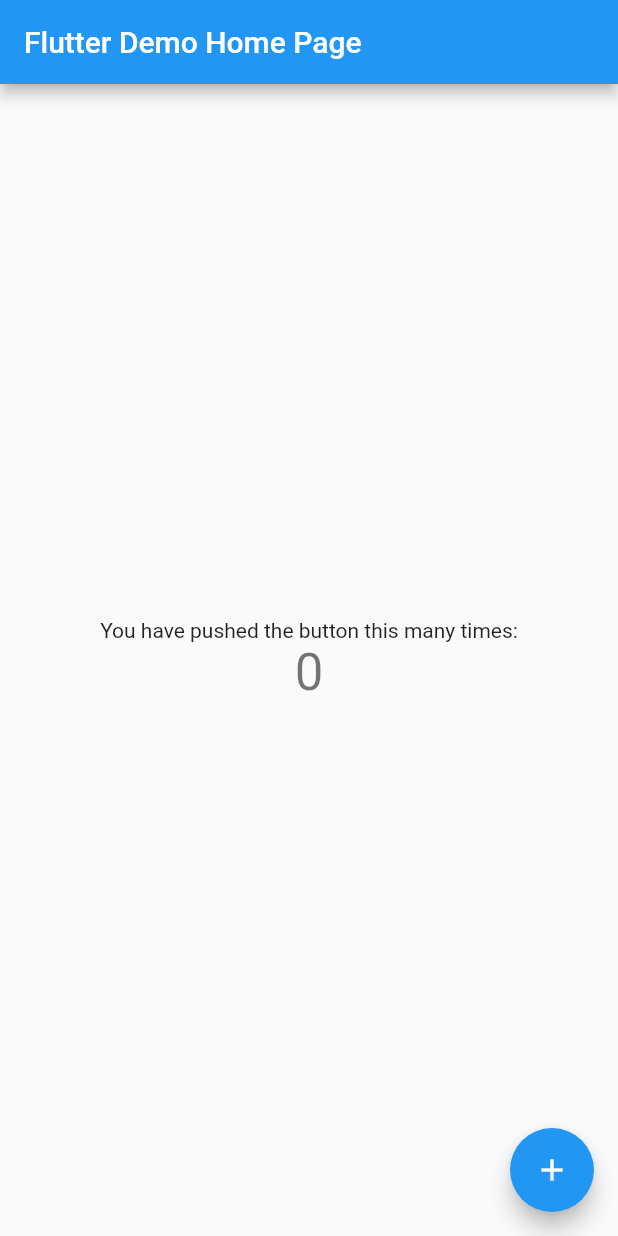
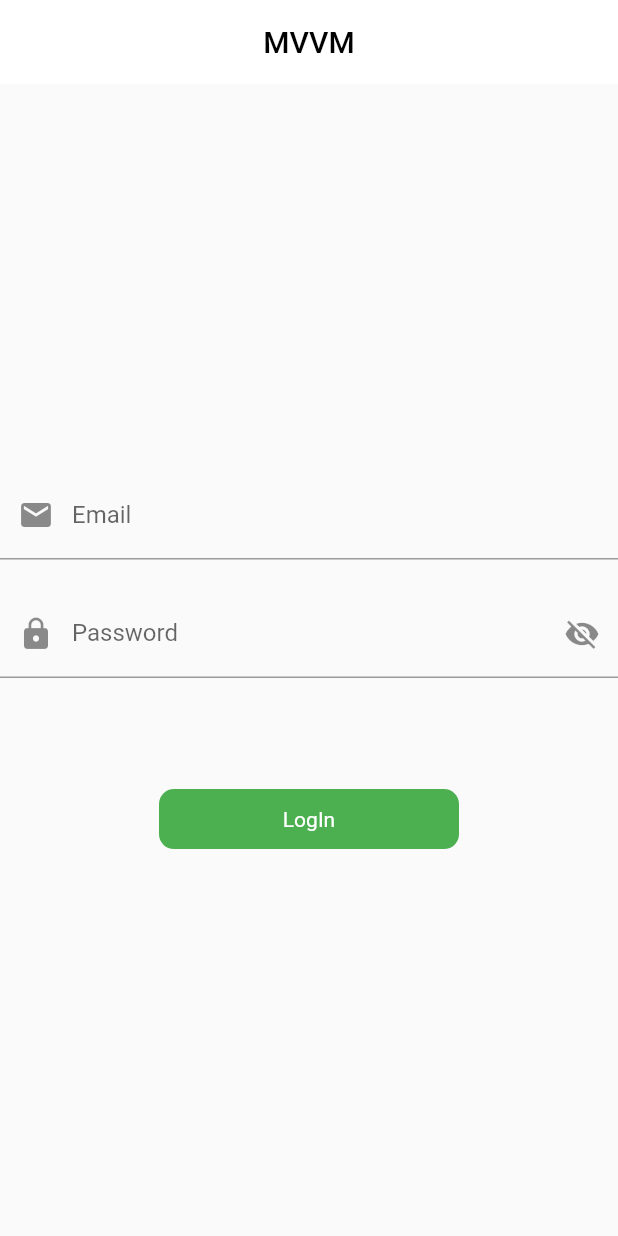
Before and after one commit to syedwaleednawaz000/mvvm_pattern_using_provider, a Flutter app: the screen it shows after launch, on a phone screen of 412 x 824 dp. Run offline on Flutter 3.47's test engine with Material 2 defaults, Android fonts, the phone set to English and light mode, and no system bars; our stand-ins replace another_flushbar, fluttertoast, get.

Commit message:
login successfully added

```diff
--- /dev/null
+++ b/lib/data/network/BaseApiServices.dart
@@ -0,0 +1,4 @@
+abstract class BaseApiServices{
+  Future<dynamic> getGetApiResponse(String url);
+  Future<dynamic> getPostApiResponse(String url,dynamic data);
+}
--- /dev/null
+++ b/lib/data/response/status.dart
@@ -0,0 +1 @@
+enum Status{LAODING,COMPLETED,ERROR}
--- a/lib/main.dart
+++ b/lib/main.dart
@@ -1,4 +1,9 @@
 import 'package:flutter/material.dart';
+import 'package:get/get.dart';
+import 'package:mvvm_pattren/utils/routes/routes.dart';
+import 'package:mvvm_pattren/utils/routes/routes_name.dart';
+import 'package:mvvm_pattren/view_model/auth_view_model.dart';
+import 'package:provider/provider.dart';
 
 void main() {
   runApp(const MyApp());
@@ -7,109 +12,17 @@ void main() {
 class MyApp extends StatelessWidget {
   const MyApp({Key? key}) : super(key: key);
 
-  // This widget is the root of your application.
   @override
   Widget build(BuildContext context) {
-    return MaterialApp(
-      title: 'Flutter Demo',
-      theme: ThemeData(
-        // This is the theme of your application.
-        //
-        // Try running your application with "flutter run". You'll see the
-        // application has a blue toolbar. Then, without quitting the app, try
-        // changing the primarySwatch below to Colors.green and then invoke
-        // "hot reload" (press "r" in the console where you ran "flutter run",
-        // or simply save your changes to "hot reload" in a Flutter IDE).
-        // Notice that the counter didn't reset back to zero; the application
-        // is not restarted.
-        primarySwatch: Colors.blue,
+    return MultiProvider(
+      providers: [
+        ChangeNotifierProvider(create: (_) => AuthViewModel()),
+      ],
+      child: const GetMaterialApp(
+        title: "MVVM",
+        initialRoute: RoutesName.login,
+        onGenerateRoute: Routes.generateRout,
       ),
-      home: const MyHomePage(title: 'Flutter Demo Home Page'),
     );
   }
 }
-
-class MyHomePage extends StatefulWidget {
-  const MyHomePage({Key? key, required this.title}) : super(key: key);
-
-  // This widget is the home page of your application. It is stateful, meaning
-  // that it has a State object (defined below) that contains fields that affect
-  // how it looks.
-
-  // This class is the configuration for the state. It holds the values (in this
-  // case the title) provided by the parent (in this case the App widget) and
-  // used by the build method of the State. Fields in a Widget subclass are
-  // always marked "final".
-
-  final String title;
-
-  @override
-  State<MyHomePage> createState() => _MyHomePageState();
-}
-
-class _MyHomePageState extends State<MyHomePage> {
-  int _counter = 0;
-
-  void _incrementCounter() {
-    setState(() {
-      // This call to setState tells the Flutter framework that something has
-      // changed in this State, which causes it to rerun the build method below
-      // so that the display can reflect the updated values. If we changed
-      // _counter without calling setState(), then the build method would not be
-      // called again, and so nothing would appear to happen.
-      _counter++;
-    });
-  }
-
-  @override
-  Widget build(BuildContext context) {
-    // This method is rerun every time setState is called, for instance as done
-    // by the _incrementCounter method above.
-    //
-    // The Flutter framework has been optimized to make rerunning build methods
-    // fast, so that you can just rebuild anything that needs updating rather
-    // than having to individually change instances of widgets.
-    return Scaffold(
-      appBar: AppBar(
-        // Here we take the value from the MyHomePage object that was created by
-        // the App.build method, and use it to set our appbar title.
-        title: Text(widget.title),
-      ),
-      body: Center(
-        // Center is a layout widget. It takes a single child and positions it
-        // in the middle of the parent.
-        child: Column(
-          // Column is also a layout widget. It takes a list of children and
-          // arranges them vertically. By default, it sizes itself to fit its
-          // children horizontally, and tries to be as tall as its parent.
-          //
-          // Invoke "debug painting" (press "p" in the console, choose the
-          // "Toggle Debug Paint" action from the Flutter Inspector in Android
-          // Studio, or the "Toggle Debug Paint" command in Visual Studio Code)
-          // to see the wireframe for each widget.
-          //
-          // Column has various properties to control how it sizes itself and
-          // how it positions its children. Here we use mainAxisAlignment to
-          // center the children vertically; the main axis here is the vertical
-          // axis because Columns are vertical (the cross axis would be
-          // horizontal).
-          mainAxisAlignment: MainAxisAlignment.center,
-          children: <Widget>[
-            const Text(
-              'You have pushed the button this many times:',
-            ),
-            Text(
-              '$_counter',
-              style: Theme.of(context).textTheme.headline4,
-            ),
-          ],
-        ),
-      ),
-      floatingActionButton: FloatingActionButton(
-        onPressed: _incrementCounter,
-        tooltip: 'Increment',
-        child: const Icon(Icons.add),
-      ), // This trailing comma makes auto-formatting nicer for build methods.
-    );
-  }
-}
--- /dev/null
+++ b/lib/res/colors/colors.dart
@@ -0,0 +1,7 @@
+import 'package:flutter/material.dart';
+
+class AppColors{
+  static const Color blackColor = Color(0xFF000000);
+  static const Color whiteColor = Color(0xFFFFFFFF);
+  static const Color buttonColor = Colors.green;
+}
--- /dev/null
+++ b/lib/res/components/round_button.dart
@@ -0,0 +1,29 @@
+import 'package:flutter/material.dart';
+import 'package:mvvm_pattren/res/colors/colors.dart';
+
+class RoundButton extends StatelessWidget {
+  final String title;
+  final bool loading;
+  final VoidCallback onPress;
+
+  RoundButton(
+      {required this.title, this.loading = false, required this.onPress});
+
+  @override
+  Widget build(BuildContext context) {
+    return GestureDetector(
+      onTap: onPress,
+      child: Container(
+        height: 40,
+        width: 200,
+        decoration: BoxDecoration(
+          color: AppColors.buttonColor,
+          borderRadius: BorderRadius.circular(10),
+        ),
+        child: Center(
+          child: loading ? CircularProgressIndicator():Text("LogIn",style: TextStyle(color: AppColors.whiteColor),),
+        ),
+      ),
+    );
+  }
+}
--- /dev/null
+++ b/lib/utils/app_url.dart
@@ -0,0 +1,5 @@
+class AppUrl {
+  static String baseUrl = "https://reqres.in";
+  static String logInUrl = baseUrl+"/api/login";
+  static String registrationUrl = baseUrl + "/api/register";
+}
--- /dev/null
+++ b/lib/utils/routes/routes.dart
@@ -0,0 +1,30 @@
+import 'package:flutter/cupertino.dart';
+import 'package:flutter/material.dart';
+import 'package:get/get.dart';
+import 'package:mvvm_pattren/utils/routes/routes_name.dart';
+import 'package:mvvm_pattren/view/home_screen.dart';
+
+import '../../view/login_screen.dart';
+
+class Routes {
+  static Route<dynamic> generateRout(RouteSettings settings) {
+    switch (settings.name) {
+      case RoutesName.login:
+        return MaterialPageRoute(
+            builder: (BuildContext context) => const LogInScreen());
+      case RoutesName.home:
+        return MaterialPageRoute(
+            builder: (BuildContext context) => const HomeScreen());
+      default:
+        return MaterialPageRoute(builder: (_) {
+          return Scaffold(
+            body: Container(
+              child: const Center(
+                child: Text("no rout found"),
+              ),
+            ),
+          );
+        });
+    }
+  }
+}
--- /dev/null
+++ b/lib/utils/routes/routes_name.dart
@@ -0,0 +1,4 @@
+class RoutesName{
+  static const String login = "login_screen";
+  static const String home = "home_screen";
+}
--- /dev/null
+++ b/lib/view/login_screen.dart
@@ -0,0 +1,136 @@
+import 'package:flutter/foundation.dart';
+import 'package:flutter/material.dart';
+import 'package:mvvm_pattren/res/components/round_button.dart';
+import 'package:mvvm_pattren/utils/routes/routes.dart';
+import 'package:mvvm_pattren/utils/utils.dart';
+import 'package:mvvm_pattren/view_model/auth_view_model.dart';
+import 'package:provider/provider.dart';
+
+import '../utils/routes/routes_name.dart';
+
+class LogInScreen extends StatefulWidget {
+  const LogInScreen({Key? key}) : super(key: key);
+
+  @override
+  State<LogInScreen> createState() => _LogInScreenState();
+}
+
+class _LogInScreenState extends State<LogInScreen> {
+  TextEditingController emailController = TextEditingController();
+  TextEditingController passwordController = TextEditingController();
+  FocusNode emailFocusNode = FocusNode();
+  FocusNode passwordFocusNode = FocusNode();
+  final ValueNotifier<bool> _obsecurPassword = ValueNotifier<bool>(true);
+
+  @override
+  void dispose() {
+    emailController.dispose();
+    emailFocusNode.dispose();
+    passwordController.dispose();
+    passwordFocusNode.dispose();
+  }
+
+  @override
+  Widget build(BuildContext context) {
+    final authViewModel = Provider.of<AuthViewModel>(context);
+    final height = MediaQuery.of(context).size.height;
+    return SafeArea(
+      child: Scaffold(
+        appBar: AppBar(
+          elevation: 0,
+          title: const Text(
+            "MVVM",
+            style: TextStyle(color: Colors.black),
+          ),
+          backgroundColor: Colors.white,
+          centerTitle: true,
+        ),
+        body: Column(
+          mainAxisAlignment: MainAxisAlignment.center,
+          crossAxisAlignment: CrossAxisAlignment.center,
+          children: [
+            TextFormField(
+              controller: emailController,
+              obscureText: false,
+              focusNode: emailFocusNode,
+              obscuringCharacter: "*",
+              onFieldSubmitted: (value) {
+                Utils.fieldFocusNode(
+                    context: context,
+                    current: emailFocusNode,
+                    nextFocus: passwordFocusNode);
+              },
+              decoration: const InputDecoration(
+                prefixIcon: Icon(Icons.email),
+                hintText: "Email",
+                labelText: "Email",
+              ),
+            ),
+            const SizedBox(
+              height: 20,
+            ),
+            ValueListenableBuilder(
+                valueListenable: _obsecurPassword,
+                builder: (context, value, child) {
+                  return TextFormField(
+                    controller: passwordController,
+                    obscureText: _obsecurPassword.value,
+                    focusNode: passwordFocusNode,
+                    obscuringCharacter: "*",
+                    decoration: InputDecoration(
+                        hintText: "password",
+                        labelText: "Password",
+                        prefixIcon: const Icon(Icons.lock),
+                        suffixIcon: InkWell(
+                          onTap: () {
+                            _obsecurPassword.value = !_obsecurPassword.value;
+                          },
+                          child: _obsecurPassword.value
+                              ? Icon(Icons.visibility_off)
+                              : Icon(Icons.visibility),
+                        )),
+                  );
+                }),
+            SizedBox(
+              height: height * 0.09,
+            ),
+            RoundButton(
+              title: "LogIn",
+              loading: authViewModel.loading,
+              onPress: () {
+                if (emailController.text.isEmpty &&
+                    passwordController.text.isEmpty) {
+                  Utils.flutterToast(
+                      context: context,
+                      message: "Both field are empty please fill");
+                } else if (emailController.text.isEmpty) {
+                  Utils.flutterToast(
+                      context: context, message: "email is empty");
+                } else if (passwordController.text.isEmpty) {
+                  Utils.flutterToast(
+                      context: context, message: "password is empty");
+                } else if (passwordController.text.length < 6) {
+                  Utils.flutterToast(
+                      context: context, message: "password required 6 digit");
+                } else {
+                  if (kDebugMode) {
+                    // print("API HIT");
+                  }
+                  Map data = {
+                    'email': emailController.text.toString(),
+                    'password': emailController.text.toString(),
+                  };
+                  authViewModel.logInApi(context: context, data: data);
+                  if (kDebugMode) {
+                    // print("API HIT");
+                  }
+                }
+              },
+              // loading: false,
+            )
+          ],
+        ),
+      ),
+    );
+  }
+}
--- a/pubspec.yaml
+++ b/pubspec.yaml
@@ -38,6 +38,7 @@ dependencies:
   another_flushbar: ^1.10.29
   http: ^0.13.5
   fluttertoast: ^8.0.9
+  get:
 
 dev_dependencies:
   flutter_test:
```
Also changed, not shown: lib/data/network/NetworkApiServices.dart (added, +51 -0 lines), lib/data/response/api_response.dart (added, +19 -0 lines), lib/repository/auth_repository.dart (added, +26 -0 lines), lib/utils/utils.dart (added, +49 -0 lines), lib/view/home_screen.dart (added, +19 -0 lines), lib/view_model/auth_view_model.dart (added, +36 -0 lines), pubspec.lock.
